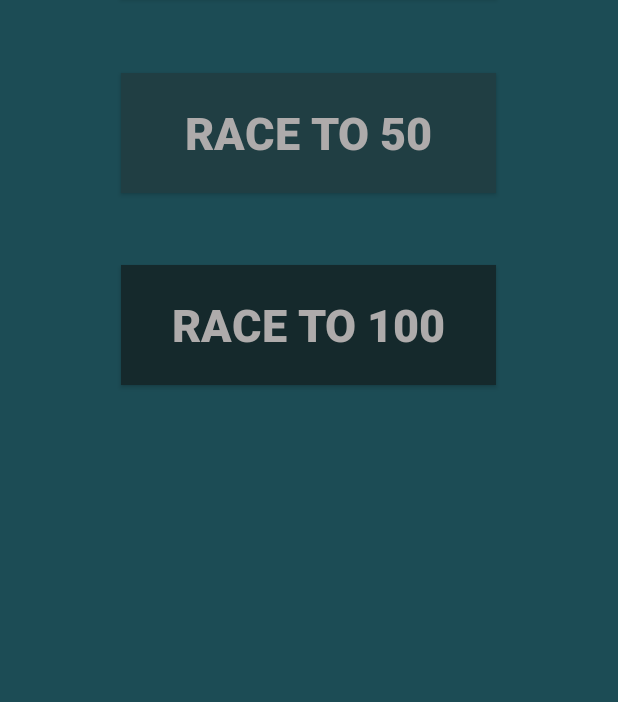
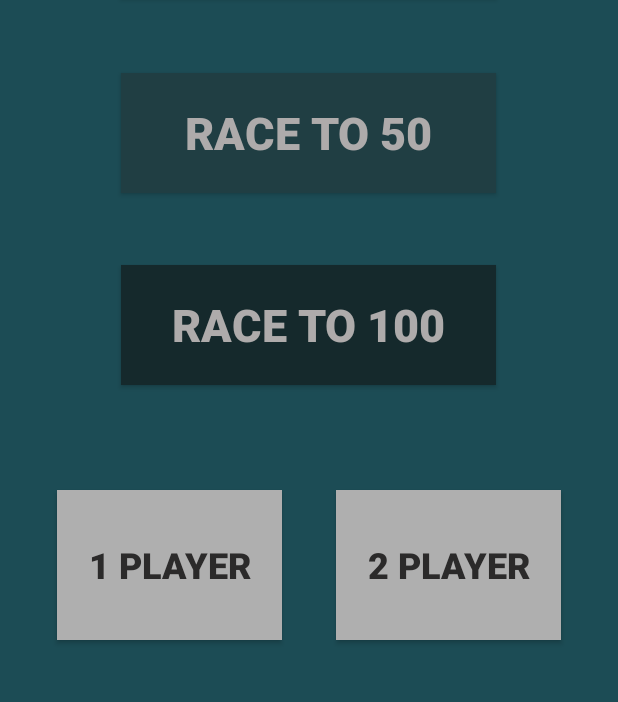
Before and after one commit to umair-j/pigGame-Android-, an Android app: the screen it shows after launch (MainPage), on a phone screen of 412 x 824 dp, the part 395-1097 px from its top. Run offline under Robolectric (Android 15) with nearby library versions, the phone set to English and light mode, and no system bars.

Commit message:
multiplayer buttons added

```diff
--- a/app/src/main/res/layout/activity_main.xml
+++ b/app/src/main/res/layout/activity_main.xml
@@ -214,6 +214,7 @@
         android:gravity="center"
         android:text="PLAYER 1"
         android:textSize="18sp"
+        android:textStyle="bold"
         app:layout_constraintBottom_toBottomOf="parent"
         app:layout_constraintEnd_toEndOf="parent"
         app:layout_constraintHorizontal_bias="0.099"
@@ -228,6 +229,7 @@
         android:gravity="center"
         android:text="PLAYER2"
         android:textSize="18sp"
+        android:textStyle="bold"
         app:layout_constraintBottom_toBottomOf="parent"
         app:layout_constraintEnd_toEndOf="parent"
         app:layout_constraintHorizontal_bias="0.9"
--- a/app/src/main/res/layout/activity_main_page.xml
+++ b/app/src/main/res/layout/activity_main_page.xml
@@ -57,4 +57,39 @@
         app:layout_constraintStart_toStartOf="parent"
         app:layout_constraintTop_toTopOf="parent"
         app:layout_constraintVertical_bias="0.558" />
+
+    <Button
+        android:id="@+id/p1"
+        android:layout_width="150dp"
+        android:layout_height="100dp"
+        android:background="#AFAFAF"
+        android:hapticFeedbackEnabled="false"
+        android:onClick="p1mode"
+        android:text="1 PLAYER"
+        android:textColor="#2B2A2A"
+        android:textSize="24sp"
+        android:textStyle="bold"
+        app:layout_constraintBottom_toBottomOf="parent"
+        app:layout_constraintEnd_toEndOf="parent"
+        app:layout_constraintHorizontal_bias="0.145"
+        app:layout_constraintStart_toStartOf="parent"
+        app:layout_constraintTop_toBottomOf="@+id/race100"
+        app:layout_constraintVertical_bias="0.343" />
+
+    <Button
+        android:id="@+id/p2"
+        android:layout_width="150dp"
+        android:layout_height="100dp"
+        android:background="#AFAFAF"
+        android:onClick="p2mode"
+        android:text="2 PLAYER"
+        android:textColor="#2B2A2A"
+        android:textSize="24sp"
+        android:textStyle="bold"
+        app:layout_constraintBottom_toBottomOf="parent"
+        app:layout_constraintEnd_toEndOf="parent"
+        app:layout_constraintHorizontal_bias="0.854"
+        app:layout_constraintStart_toStartOf="parent"
+        app:layout_constraintTop_toBottomOf="@+id/race100"
+        app:layout_constraintVertical_bias="0.343" />
 </androidx.constraintlayout.widget.ConstraintLayout>
```
Also changed, not shown: app/src/main/java/com/example/RaceTo30/MainActivity.java (+11 -1 lines), app/src/main/java/com/example/RaceTo30/MainPage.java (+31 -11 lines).
